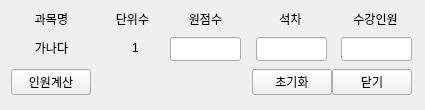
First picture: the form in UI/GradeInput.ui, repository yuj09161/grademanage, before the edit.
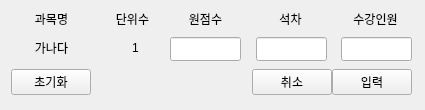
Second picture: the form after the edit.

Commit message: UI 추가, 수정 / Qt형식 변형 등

The edit to the form file:
```diff
--- a/UI/GradeInput.ui
+++ b/UI/GradeInput.ui
@@ -135,7 +135,7 @@
        </sizepolicy>
       </property>
       <property name="text">
-       <string>인원계산</string>
+       <string>초기화</string>
       </property>
      </widget>
     </item>
@@ -161,7 +161,7 @@
        </sizepolicy>
       </property>
       <property name="text">
-       <string>초기화</string>
+       <string>취소</string>
       </property>
      </widget>
     </item>
@@ -174,7 +174,7 @@
        </sizepolicy>
       </property>
       <property name="text">
-       <string>닫기</string>
+       <string>입력</string>
       </property>
      </widget>
     </item>
```
Left out of the diff: 4 changed lines with no effect on the pictures. The commit also changes 2 other files.
